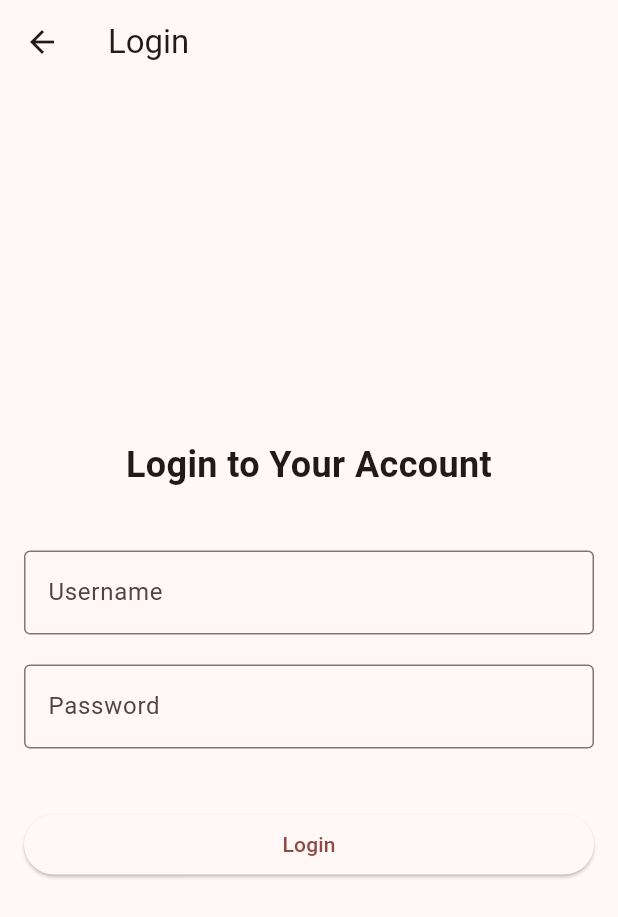
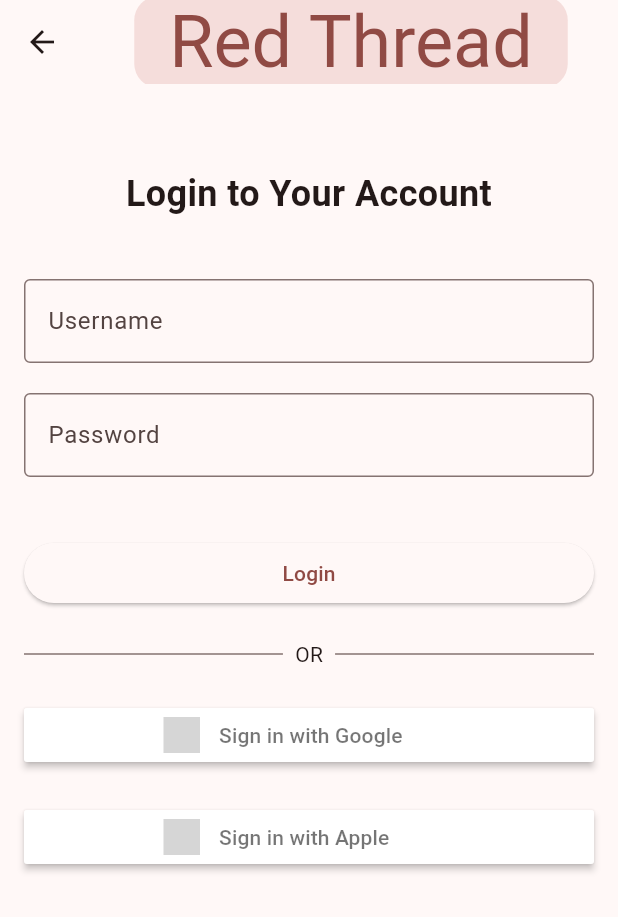
Before and after one commit to bcatalfo/Red-Thread, a Flutter app: the LoginPage screen opened directly, on a phone screen of 412 x 824 dp. Shown: the top 917 px of the screen. Run offline on Flutter 3.47's test engine with Material 3 defaults, Android fonts, the phone set to English and light mode, and no system bars; drawn by our look-alikes of sign_in_button; our stand-ins replace camera, flutter_riverpod, go_router; missing offline and left inert: google_mlkit_commons, google_mlkit_face_detection; grey boxes are pictures that could not be loaded.

Commit message:
Updated login page.

```diff
--- a/red_thread/lib/presentation/pages/login.dart
+++ b/red_thread/lib/presentation/pages/login.dart
@@ -1,6 +1,8 @@
 import "package:flutter/material.dart";
 import "package:flutter_riverpod/flutter_riverpod.dart";
 import 'package:red_thread/providers.dart';
+import 'package:red_thread/presentation/theme.dart';
+import 'package:sign_in_button/sign_in_button.dart';
 
 class LoginPage extends ConsumerStatefulWidget {
   const LoginPage({Key? key}) : super(key: key);
@@ -16,20 +18,40 @@ class LoginPageState extends ConsumerState<LoginPage> {
 
   @override
   Widget build(BuildContext context) {
+    final themeMode = ref.watch(themeModeProvider);
     final theme = Theme.of(context);
 
     return Scaffold(
       appBar: AppBar(
-        title: const Text("Login"),
+        title: Center(
+          child: Container(
+            width: 289,
+            height: 61,
+            alignment: Alignment.center,
+            decoration: BoxDecoration(
+              color: themeMode == ThemeMode.light
+                  ? globalLightScheme.surfaceVariant
+                  : globalDarkScheme.surfaceVariant,
+              borderRadius: BorderRadius.circular(16),
             ),
-      body: Padding(
+            child: Text('Red Thread',
+                style: TextStyle(
+                    fontSize: 48,
+                    color: themeMode == ThemeMode.light
+                        ? globalLightScheme.primary
+                        : globalDarkScheme.primary)),
+          ),
+        ),
+      ),
+      body: SingleChildScrollView(
+        child: Padding(
           padding: const EdgeInsets.all(16.0),
           child: Form(
             key: _formKey,
             child: Column(
-            mainAxisAlignment: MainAxisAlignment.center,
               crossAxisAlignment: CrossAxisAlignment.stretch,
               children: [
+                const SizedBox(height: 40),
                 const Text(
                   "Login to Your Account",
                   style: TextStyle(fontSize: 24, fontWeight: FontWeight.bold),
@@ -49,7 +71,7 @@ class LoginPageState extends ConsumerState<LoginPage> {
                     return null;
                   },
                 ),
-              SizedBox(height: 20),
+                const SizedBox(height: 20),
                 TextFormField(
                   controller: _passwordController,
                   obscureText: true,
@@ -74,7 +96,16 @@ class LoginPageState extends ConsumerState<LoginPage> {
                   },
                   child: const Text("Login"),
                 ),
+                const SizedBox(height: 20),
+                DividerWithText(
+                    text: 'OR', dividerColor: theme.colorScheme.outline),
+                const SizedBox(height: 20),
+                // TODO: Implement sign in logic
+                SignInButton(Buttons.google, onPressed: () {}),
+                const SizedBox(height: 20),
+                SignInButton(Buttons.apple, onPressed: () {}),
               ],
+            ),
           ),
         ),
       ),
@@ -88,3 +119,38 @@ class LoginPageState extends ConsumerState<LoginPage> {
     super.dispose();
   }
 }
+
+class DividerWithText extends StatelessWidget {
+  final String text;
+  final Color dividerColor;
+
+  const DividerWithText({
+    Key? key,
+    required this.text,
+    this.dividerColor = Colors.black,
+  }) : super(key: key);
+
+  @override
+  Widget build(BuildContext context) {
+    return Row(
+      children: <Widget>[
+        Expanded(
+          child: Divider(
+            color: dividerColor,
+            thickness: 1,
+          ),
+        ),
+        Padding(
+          padding: const EdgeInsets.symmetric(horizontal: 8.0),
+          child: Text(text),
+        ),
+        Expanded(
+          child: Divider(
+            color: dividerColor,
+            thickness: 1,
+          ),
+        ),
+      ],
+    );
+  }
+}
--- a/red_thread/pubspec.yaml
+++ b/red_thread/pubspec.yaml
@@ -20,6 +20,7 @@ dependencies:
   path: ^1.8.3
   path_provider: ^2.1.2
   go_router: ^13.0.1
+  sign_in_button: ^3.2.0
 
 dev_dependencies:
   flutter_test:
```
Also changed, not shown: red_thread/pubspec.lock. Lines whose indentation alone changed are shown as unchanged.
